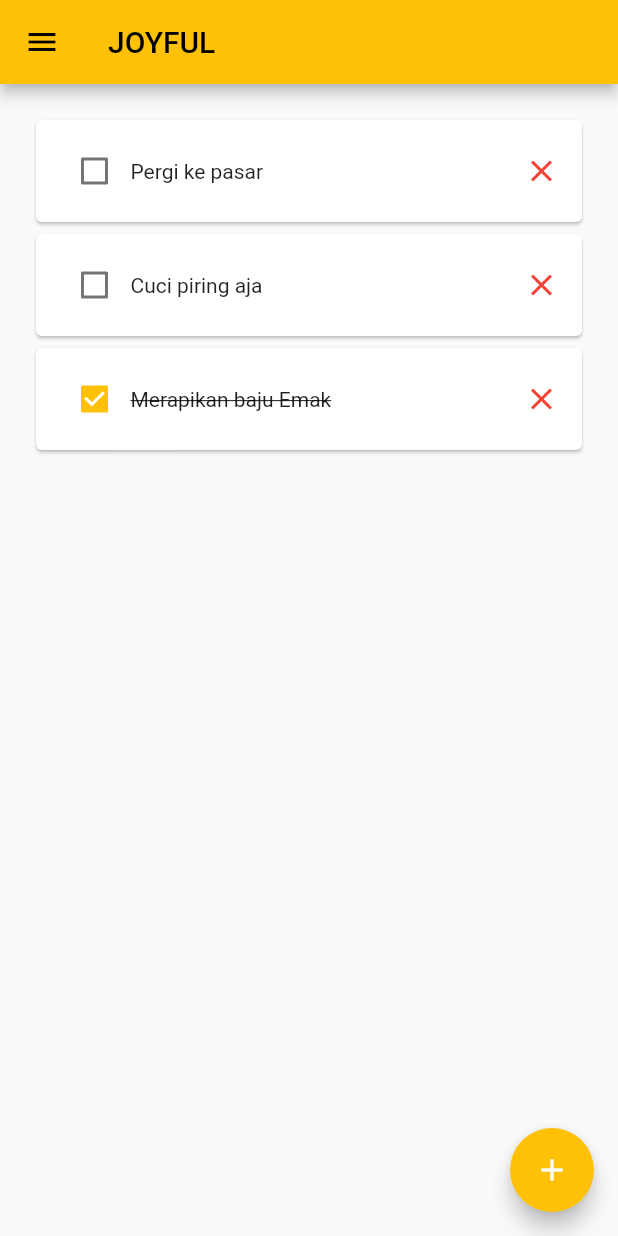
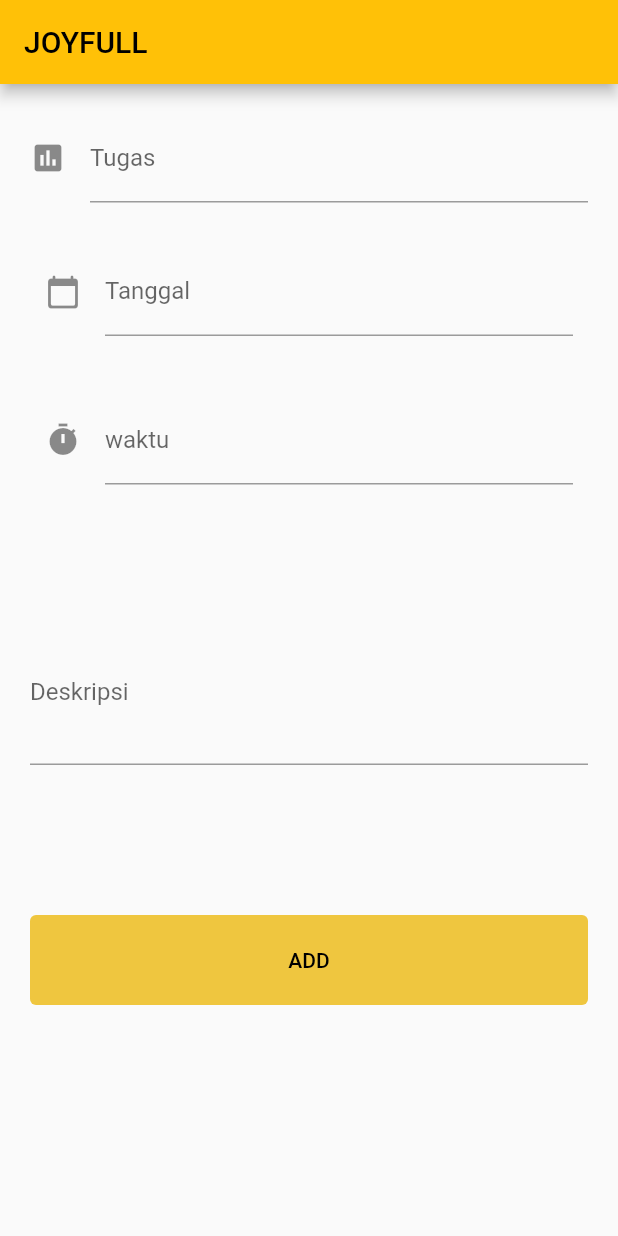
Before and after one commit to henlyforbesly/joyful, a Flutter app: the screen it shows after launch, on a phone screen of 412 x 824 dp. Run offline on Flutter 3.47's test engine with Material 2 defaults, Android fonts, the phone set to English and light mode, and no system bars; our stand-ins replace date_time_picker.

Commit message:
Add New Task Page

```diff
--- /dev/null
+++ b/lib/AddPage.dart
@@ -0,0 +1,132 @@
+import 'package:flutter/material.dart';
+import 'package:date_time_picker/date_time_picker.dart';
+import 'package:intl/intl.dart';
+
+class AddPage extends StatefulWidget {
+  const AddPage({super.key});
+
+  @override
+  State<AddPage> createState() => _AddPageState();
+}
+
+class _AddPageState extends State<AddPage> {
+
+DateTime now = DateTime.now();
+
+TextEditingController _date = TextEditingController();
+TextEditingController _time = TextEditingController();
+
+
+
+  @override
+void initState() {
+    _time.text  = "";
+    super.initState();
+  }
+  @override
+  Widget build(BuildContext context) {
+    return Scaffold(
+      appBar: AppBar(
+        title: Text('JOYFULL'),
+      ),
+      body:Container(
+        padding: EdgeInsets.all(20.0),
+        child: Column(
+          crossAxisAlignment: CrossAxisAlignment.stretch,
+        children: <Widget>[
+          TextField(
+            decoration: InputDecoration(
+              labelText: 'Tugas',
+              icon: Icon(Icons.assessment),
+              focusedBorder: OutlineInputBorder(),
+            ),
+            maxLines: 1,
+          ),
+          SizedBox(height: 20,),
+          Padding(
+            padding: const EdgeInsets.all(10.0),
+            child: TextField(
+              controller: _date,
+              decoration: const InputDecoration(
+                icon: Icon(Icons.calendar_today_rounded),
+                labelText: "Tanggal"
+              ),
+              onTap: () async {
+                DateTime? pickeddate = await showDatePicker(
+                  context: context,
+                  initialDate:DateTime.now() ,
+                  firstDate: DateTime(2000),
+                   lastDate: DateTime(3000));
+
+                   if(pickeddate != null){
+                    setState(() {
+                      _date.text = DateFormat('yyyy.MM.dd').format(pickeddate);
+                    });
+                   }
+              },
+            ),
+            ),
+            SizedBox(height: 20,),
+          Padding(
+            padding: const EdgeInsets.all(10.0),
+            child: TextField(
+              controller: _time,
+              decoration: const InputDecoration(
+                icon: Icon(Icons.timer),
+                labelText: "waktu"
+              ),
+              onTap: () async {
+                TimeOfDay? pickedtime= await showTimePicker(context: context, initialTime: TimeOfDay.now());
+
+                   if(pickedtime != null){
+                    setState(() {
+                      print(pickedtime.format(context));
+                      DateTime parsedTime = DateFormat.jm().parse(pickedtime.format(context).toString());
+                       String formattedTime = DateFormat('HH:mm:ss').format(parsedTime);
+                        print(formattedTime);
+                         setState(() {
+                       _time.text = formattedTime; //set the value of text field.
+                      });
+                    });
+                   }else{
+                    print("time is not selected");
+                   }
+              },
+            ),
+            ),
+        SizedBox(height: 80,),
+         TextField(
+            decoration: InputDecoration(
+              labelText: 'Deskripsi',
+              focusedBorder: OutlineInputBorder(),
+            ),
+            maxLines: 3,
+          ),
+          SizedBox(height:100),
+          Container(
+            height: 60,
+            child: TextButton(
+                style: TextButton.styleFrom(
+                  backgroundColor: Color.fromARGB(255, 239, 198, 63)
+                ),
+              onPressed: (){},
+            child: Text(
+              "ADD",style: TextStyle(
+              color: Color(0xFF000000)
+            )
+            ),
+            ),
+          )
+      ],
+    ),
+  ),
+
+
+ );
+
+}
+
+
+
+
+}
--- a/lib/main.dart
+++ b/lib/main.dart
@@ -1,14 +1,19 @@
 import 'package:flutter/material.dart';
-
+import 'AddPage.dart';
 import 'home.dart';
 
 void main() {
   runApp(const MyApp());
 }
 
-class MyApp extends StatelessWidget {
+class MyApp extends StatefulWidget {
   const MyApp({super.key});
 
+  @override
+  State<MyApp> createState() => _MyAppState();
+}
+
+class _MyAppState extends State<MyApp> {
   @override
   Widget build(BuildContext context) {
     return MaterialApp(
@@ -16,7 +21,7 @@ class MyApp extends StatelessWidget {
       theme: ThemeData(
         primarySwatch: Colors.amber,
       ),
-      home: const HomePage(),
+      home: AddPage(),
       debugShowCheckedModeBanner: false,
     );
   }
--- a/pubspec.yaml
+++ b/pubspec.yaml
@@ -36,6 +36,8 @@ dependencies:
   # The following adds the Cupertino Icons font to your application.
   # Use with the CupertinoIcons class for iOS style icons.
   cupertino_icons: ^1.0.2
+  date_time_picker: ^2.1.0
+  intl: ^0.17.0
 
 dev_dependencies:
   flutter_test:
```
Also changed, not shown: pubspec.lock.
